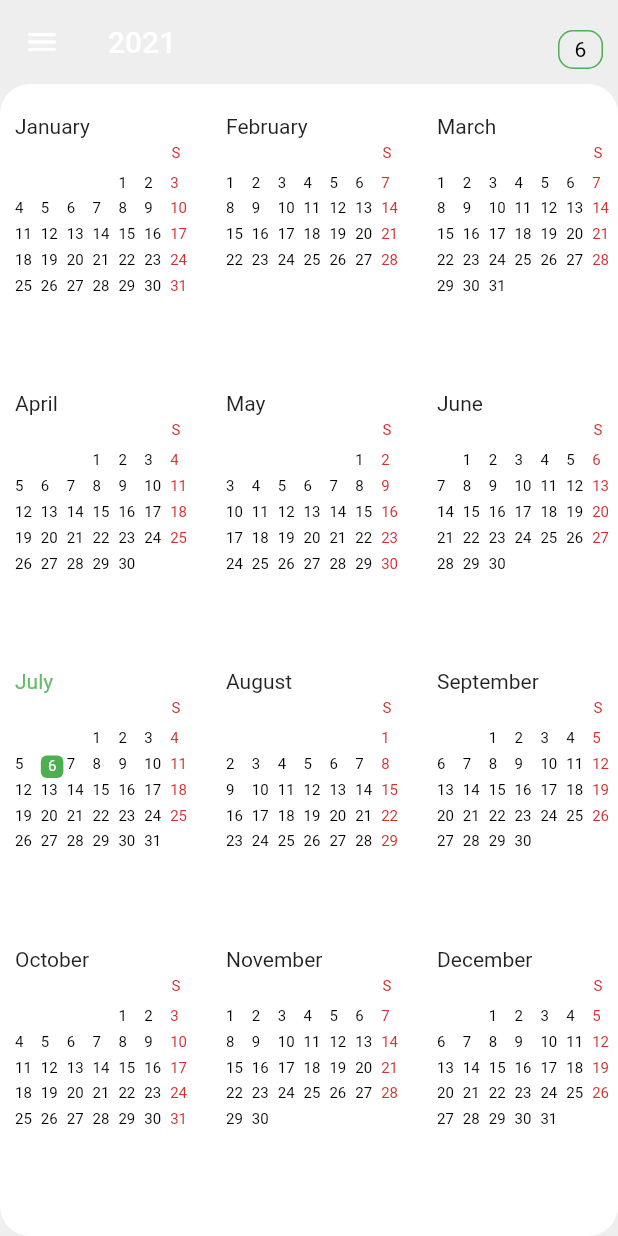
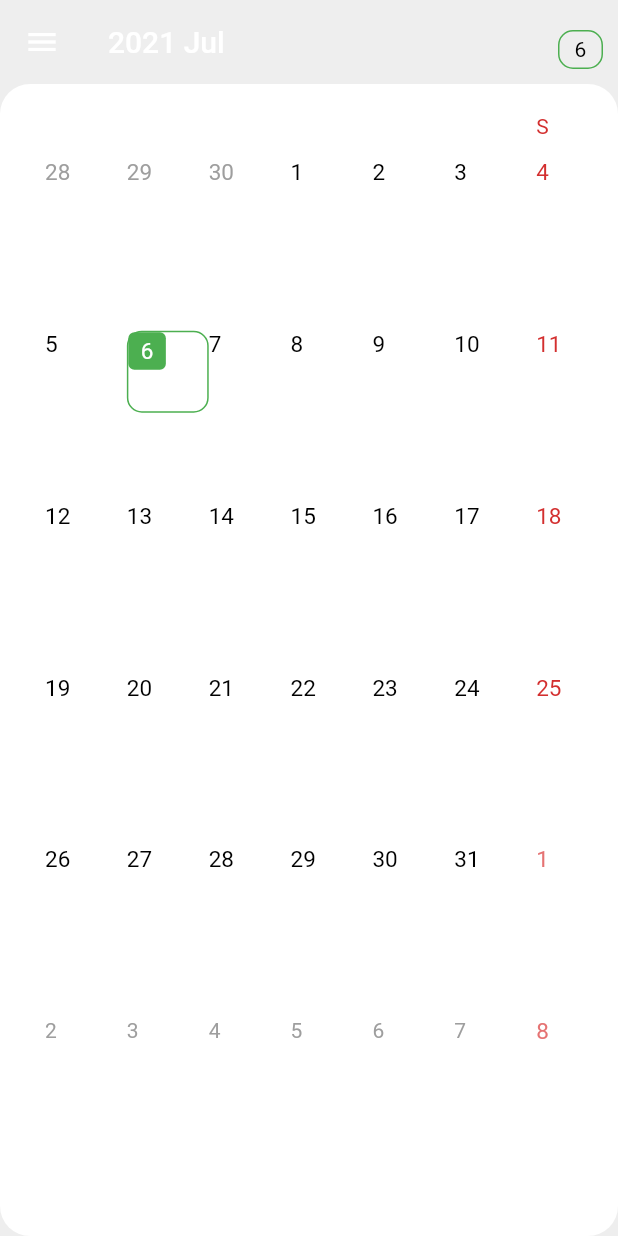
Before and after one commit to SibuleleMboyi/flutter_custom_calander, a Flutter app: the screen it shows after launch, on a phone screen of 412 x 824 dp. Run offline on Flutter 3.47's test engine with Material 2 defaults, Android fonts, the phone set to English and light mode, and no system bars; our stand-ins replace bloc, flutter_bloc.

Commit message:
fixing brighness change bugs

```diff
--- a/custom_calendar/lib/classes/view_by_choice.dart
+++ b/custom_calendar/lib/classes/view_by_choice.dart
@@ -7,20 +7,20 @@ class ViewByChoiceClass {
   static DateTime frontLimitDate = Constants.frontLimitDate;
 
   static List<Widget> viewByChoice(
-      {required ViewByChoices choice, required Brightness textColor}) {
+      {required ViewByChoices choice, required BuildContext context}) {
     switch (choice) {
       case ViewByChoices.viewByMonth:
-        return viewByMonth(textColor: textColor);
+        return viewByMonth(context: context);
 
       case ViewByChoices.viewByYear:
-        return viewByYear(textColor: textColor);
+        return viewByYear(context: context);
 
       default:
         return [];
     }
   }
 
-  static List<Widget> viewByMonth({required Brightness textColor}) {
+  static List<Widget> viewByMonth({required BuildContext context}) {
     List<Widget> monthsList = [];
     int numberOfMonths = (frontLimitDate.year - backLimitDate.year) * 12;
     for (int index = 0; index < numberOfMonths; index++) {
@@ -29,21 +29,21 @@ class ViewByChoiceClass {
 
       monthsList.add(MonthWidget(
         dateTime: dateTime,
-        textColor: textColor,
+        context: context,
       ));
     }
 
     return monthsList;
   }
 
-  static List<Widget> viewByYear({required Brightness textColor}) {
+  static List<Widget> viewByYear({required BuildContext context}) {
     List<Widget> yearList = [];
     int numberOfYears = (frontLimitDate.year - backLimitDate.year);
     for (int index = 0; index < numberOfYears; index++) {
       final dateTime = DateTime(
           backLimitDate.year + index, backLimitDate.month, backLimitDate.day);
 
-      yearList.add(YearWidget(dateTime: dateTime, textColor: textColor));
+      yearList.add(YearWidget(dateTime: dateTime, context: context));
     }
 
     return yearList;
--- a/custom_calendar/lib/main.dart
+++ b/custom_calendar/lib/main.dart
@@ -22,7 +22,7 @@ class MyApp extends StatelessWidget {
       ),
       home: BlocProvider<DateChangeCubitDartCubit>(
         create: (_) => DateChangeCubitDartCubit(),
-        child: CalendarWidget(viewByChoice: ViewByChoices.viewByYear),
+        child: CalendarWidget(viewByChoice: ViewByChoices.viewByMonth),
       ),
     );
   }
--- a/custom_calendar/lib/widgtes/calendar/month_widget.dart
+++ b/custom_calendar/lib/widgtes/calendar/month_widget.dart
@@ -11,7 +11,7 @@ class MonthWidget extends StatelessWidget {
   final double crossAxisSpacing;
   final double leftPadding;
   final double topPadding;
-  final Brightness textColor;
+  final BuildContext context;
   final ViewByChoices viewByChoices;
 
   const MonthWidget({
@@ -22,13 +22,16 @@ class MonthWidget extends StatelessWidget {
     this.leftPadding = 30,
     this.topPadding = 50,
     this.viewByChoices = ViewByChoices.viewByMonth,
-    required this.textColor,
+    required this.context,
   }) : super(key: key);
 
   @override
   Widget build(BuildContext context) {
     final viewPort = creatMonth(
-        date: dateTime, textColor: textColor, viewByChoices: viewByChoices);
+      date: dateTime,
+      context: context,
+      viewByChoices: viewByChoices,
+    );
 
     return BlocBuilder<DateChangeCubitDartCubit, DateChangeCubitDartState>(
       builder: (context, state) {
@@ -153,11 +156,12 @@ class MonthWidget extends StatelessWidget {
   // Appends visible next month days into the viewport of this month, and color them grey.
   List<dynamic> creatMonth(
       {required DateTime date,
-      required Brightness textColor,
+      required BuildContext context,
       required ViewByChoices viewByChoices}) {
     List<Widget> visiblePrevMonthDays = [];
     List<Widget> visibleNextMonthDays = [];
     List<Widget> currentMothDays = [];
+    final brightness = MediaQuery.platformBrightnessOf(context);
 
     final prevMonthLastDate = DateTime(date.year, date.month, 0);
     String prvMonthNumOfDays = DateFormat.d().format(prevMonthLastDate);
@@ -224,7 +228,7 @@ class MonthWidget extends StatelessWidget {
                 style: TextStyle(
                   fontSize:
                       ViewByChoices.viewByMonth == viewByChoices ? 15 : 10,
-                  color: textColor == Brightness.light
+                  color: brightness == Brightness.light
                       ? trackLen % 7 == 0
                           ? Colors.red[700]
                           : Colors.black
--- a/custom_calendar/lib/widgtes/calendar/viewby_month_widget.dart
+++ b/custom_calendar/lib/widgtes/calendar/viewby_month_widget.dart
@@ -30,7 +30,7 @@ class _ViewByMonthState extends State<ViewByMonth> {
 
   late List<Widget> results = ViewByChoiceClass.viewByChoice(
     choice: ViewByChoices.viewByMonth,
-    textColor: widget.checkColor,
+    context: context,
   );
 
   @override
--- a/custom_calendar/lib/widgtes/calendar/viewby_year_widget.dart
+++ b/custom_calendar/lib/widgtes/calendar/viewby_year_widget.dart
@@ -25,7 +25,7 @@ class _ViewByYearState extends State<ViewByYear> {
   );
   late List<Widget> results = ViewByChoiceClass.viewByChoice(
     choice: ViewByChoices.viewByYear,
-    textColor: widget.checkColor,
+    context: context,
   );
 
   @override
--- a/custom_calendar/lib/widgtes/calendar/year_widget.dart
+++ b/custom_calendar/lib/widgtes/calendar/year_widget.dart
@@ -7,12 +7,12 @@ import 'package:intl/intl.dart';
 
 class YearWidget extends StatelessWidget {
   final DateTime dateTime;
-  final Brightness textColor;
+  final BuildContext context;
 
   const YearWidget({
     Key? key,
     required this.dateTime,
-    required this.textColor,
+    required this.context,
   }) : super(key: key);
 
   @override
@@ -116,7 +116,7 @@ class YearWidget extends StatelessWidget {
               mainAxisSpacing: 0,
               topPadding: 40,
               leftPadding: 0,
-              textColor: textColor,
+              context: context,
               crossAxisSpacing: 5,
               viewByChoices: ViewByChoices.viewByYear,
             ),
```
